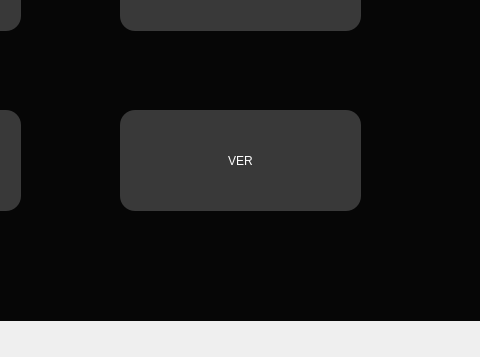
Before: the Qt Designer form Diseno_interfaz/Ventana2.ui in ThomyALUN/proyecto1-estructuras, drawn with Qt 5; both pictures show x 430 to 910 and y 210 to 567 of the 1022 by 567 pixel window.
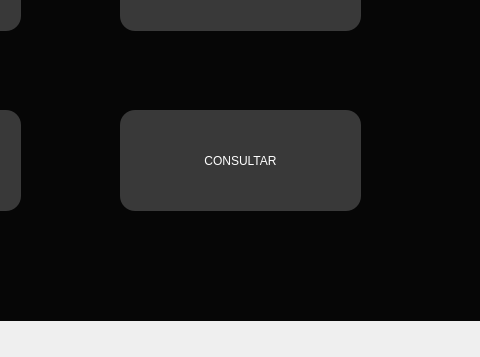
After: the same form once the commit is applied. Icons and pictures are not drawn.

Commit message: Botón VER en CRUD etiquetas cambiado por CONSULTAR

Diff of the .ui file:
```diff
--- a/Diseno_interfaz/Ventana2.ui
+++ b/Diseno_interfaz/Ventana2.ui
@@ -261,7 +261,7 @@
 }</string>
      </property>
      <property name="text">
-      <string>VER</string>
+      <string>CONSULTAR</string>
      </property>
     </widget>
     <widget class="QLabel" name="label_3">
```
Left out of the diff: 2 changed lines with no effect on the pictures. The commit also changes 1 other file.
